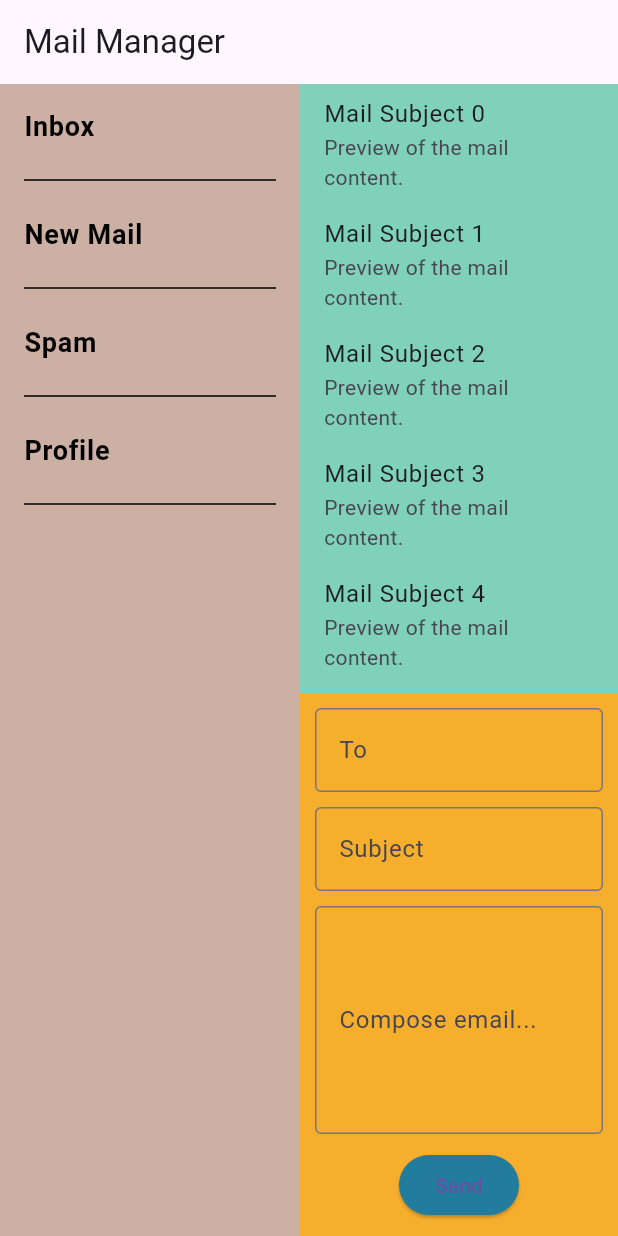
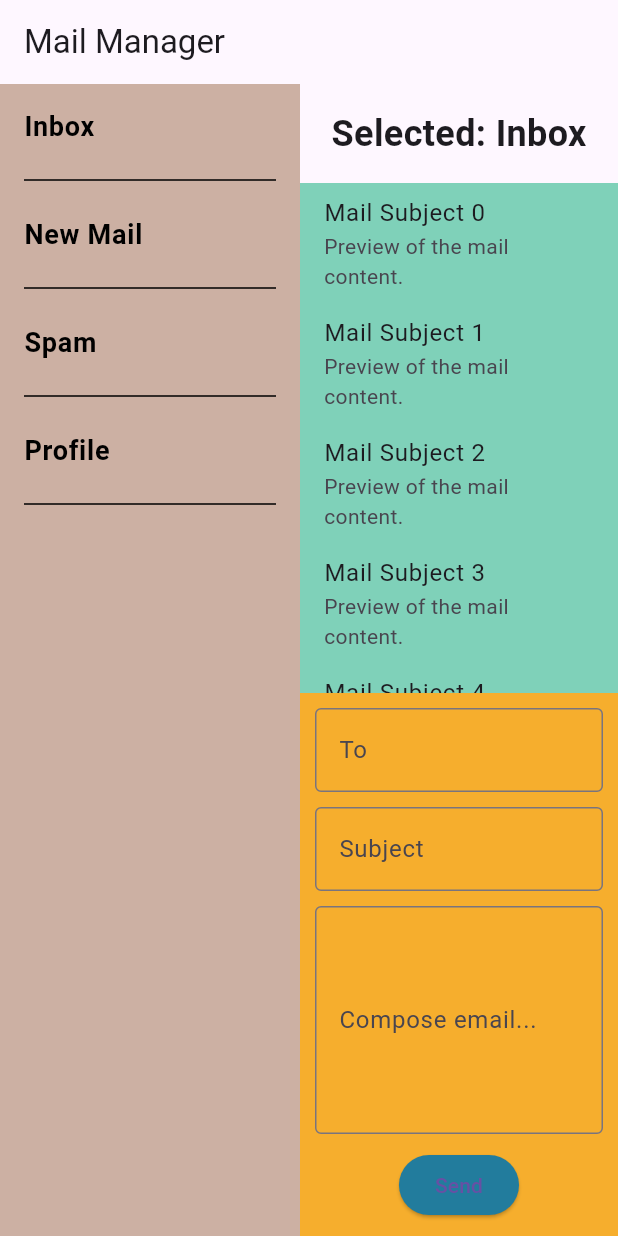
Before and after one commit to EvolOsEIP/EvolOsProject, a Flutter app: the screen it shows after launch, after a tap on "Send", on a phone screen of 412 x 824 dp. Run offline on Flutter 3.47's test engine with Material 3 defaults, Android fonts, the light colour scheme and no system bars; network calls fail.

Commit message:
UPDATE - refactor MailManagerApp to improved readability - Create dedicated methods - Separate sidebar and main content

```diff
--- a/mailpage/lib/main.dart
+++ b/mailpage/lib/main.dart
@@ -11,9 +11,7 @@ class MailManagerApp extends StatelessWidget {
   Widget build(BuildContext context) {
     return MaterialApp(
       title: 'Mail Manager',
-      theme: ThemeData(
-        primarySwatch: Colors.blue,
-      ),
+      theme: ThemeData(primarySwatch: Colors.blue),
       home: MailManagerHome(),
     );
   }
@@ -30,37 +28,29 @@ class _MailManagerHomeState extends State<MailManagerHome> {
   final TextEditingController _subjectController = TextEditingController();
   final TextEditingController _bodyController = TextEditingController();
   String? _hoveredItem;
+  String _selectedItem = "Inbox";
 
   Future<void> _sendEmail() async {
-    final String sender = _senderController.text.trim();
-    final String recipient = _recipientController.text.trim();
-    final String subject = _subjectController.text.trim();
-    final String body = _bodyController.text.trim();
-
-    final Map<String, dynamic> emailData = {
-      'sender': sender,
-      'recipient': recipient,
-      'subject': subject,
-      'body': body,
+    final emailData = {
+      'sender': _senderController.text.trim(),
+      'recipient': _recipientController.text.trim(),
+      'subject': _subjectController.text.trim(),
+      'body': _bodyController.text.trim(),
     };
 
     final response = await http.post(
-      Uri.parse('http://127.0.0.1:5000/send-email'), // Flask server URL
-      headers: <String, String>{
-        'Content-Type': 'application/json; charset=UTF-8',
-      },
+      Uri.parse('http://127.0.0.1:5000/send-email'),
+      headers: {'Content-Type': 'application/json; charset=UTF-8'},
       body: json.encode(emailData),
     );
 
-    if (response.statusCode == 200) {
     ScaffoldMessenger.of(context).showSnackBar(
-        const SnackBar(content: Text('Email sent successfully!')),
+      SnackBar(
+        content: Text(response.statusCode == 200
+            ? 'Email sent successfully!'
+            : 'Error: ${response.body}'),
+      ),
     );
-    } else {
-      ScaffoldMessenger.of(context).showSnackBar(
-        SnackBar(content: Text('Error: ${response.body}')),
-      );
-    }
   }
 
   Widget _buildSidebarItem(String title) {
@@ -70,17 +60,14 @@ Widget _buildSidebarItem(String title) {
       child: Container(
         color: _hoveredItem == title ? Color(0xFFB09E8A) : Colors.transparent,
         child: ListTile(
-        title: Text(
-          title,
+          title: Text( title,
             style: TextStyle(
               fontSize: 18.0,
               fontWeight: FontWeight.bold,
               color: Colors.black,
             ),
           ),
-        onTap: () {
-          // Action au clic sur l'élément
-        },
+          onTap: () => setState(() => _selectedItem = title),
         ),
       ),
     );
@@ -89,19 +76,76 @@ Widget _buildSidebarItem(String title) {
   Widget _buildDivider() {
     return Padding(
       padding: const EdgeInsets.symmetric(horizontal: 16.0),
-    child: Divider(
-      thickness: 1.0,
-      color: Colors.black,
+      child: Divider(thickness: 1.0, color: Colors.black),
+    );
+  }
+
+  Widget _buildMainContent() {
+    return Column(
+      children: [
+        Padding(
+          padding: const EdgeInsets.all(16.0),
+          child: Text(
+            "Selected: $_selectedItem",
+            style: TextStyle(fontSize: 24.0, fontWeight: FontWeight.bold),
           ),
+        ),
+        Expanded(
+          child: Container(
+            color: Color(0xFF7FD1B9),
+            child: ListView.builder(
+              itemCount: 10, // Placeholder for emails
+              itemBuilder: (context, index) {
+                return ListTile(
+                  title: Text("Mail Subject $index"),
+                  subtitle: Text("Preview of the mail content."),
+                  onTap: () {
+                    // Add logic to display email
+                  },
+                );
+              },
+            ),
+          ),
+        ),
+        _buildEmailComposer(),
+      ],
+    );
+  }
+
+  Widget _buildEmailComposer() {
+    return Container(
+      color: Color(0xFFF6AE2D),
+      padding: EdgeInsets.all(10),
+      child: Column(
+        children: [
+          _buildTextField(_recipientController, "To"),
+          SizedBox(height: 10),
+          _buildTextField(_subjectController, "Subject"),
+          SizedBox(height: 10),
+          _buildTextField(_bodyController, "Compose email...", maxLines: 5),
+          SizedBox(height: 10),
+          ElevatedButton(
+            onPressed: _sendEmail,
+            child: Text("Send"),
+            style: ElevatedButton.styleFrom(backgroundColor: Color(0xFF227C9D)),
+          ),
+        ],
+      ),
+    );
+  }
+
+  Widget _buildTextField(TextEditingController controller, String label, {int maxLines = 1}) {
+    return TextField(
+      controller: controller,
+      maxLines: maxLines,
+      decoration: InputDecoration(labelText: label, border: OutlineInputBorder()),
     );
   }
 
   @override
   Widget build(BuildContext context) {
     return Scaffold(
-      appBar: AppBar(
-        title: Text("Mail Manager"),
-      ),
+      appBar: AppBar(title: Text("Mail Manager")),
       body: Row(
         children: [
           Container( // Sidebar
@@ -122,71 +166,7 @@ Widget build(BuildContext context) {
             ),
           ),
           // Main Content
-          Expanded(
-            child: Column(
-              children: [
-                // Mail List
-                Expanded(
-                  child: Container(
-                    color: Color(0xFF7FD1B9),
-                    child: ListView.builder(
-                      itemCount: 10, // Placeholder for emails
-                      itemBuilder: (context, index) {
-                        return ListTile(
-                          title: Text("Mail Subject $index"),
-                          subtitle: Text("Preview of the mail content."),
-                          onTap: () {
-                            // Add logic to display email
-                          },
-                        );
-                      },
-                    ),
-                  ),
-                ),
-                // Mail Composer
-                Container(
-                  color: Color(0xFFF6AE2D),
-                  padding: EdgeInsets.all(10),
-                  child: Column(
-                    children: [
-                      TextField(
-                        controller: _recipientController,
-                        decoration: InputDecoration(
-                          labelText: "To",
-                          border: OutlineInputBorder(),
-                        ),
-                      ),
-                      SizedBox(height: 10),
-                      TextField(
-                        controller: _subjectController,
-                        decoration: InputDecoration(
-                          labelText: "Subject",
-                          border: OutlineInputBorder(),
-                        ),
-                      ),
-                      SizedBox(height: 10),
-                      TextField(
-                        controller: _bodyController,
-                        maxLines: 5,
-                        decoration: InputDecoration(
-                          labelText: "Compose email...",
-                          border: OutlineInputBorder(),
-                        ),
-                      ),
-                      SizedBox(height: 10),
-                      ElevatedButton(
-                        onPressed: _sendEmail,
-                        child: Text("Send"),
-                        style: ElevatedButton.styleFrom(
-                          backgroundColor: Color(0xFF227C9D),
-                        ),
-                      ),
-                    ],
-                  ),
-                ),
-              ],
-            ),
-          ),
+          Expanded(child: _buildMainContent()),
         ],
       ),
     );
```
Lines whose indentation alone changed are shown as unchanged.
